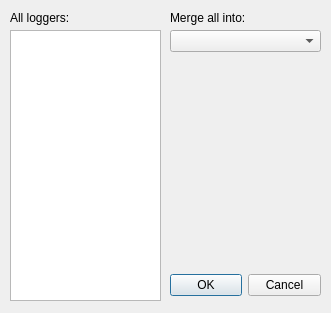
Before: the Qt Designer form cutelog/resources/ui/merge_dialog.ui in busimus/cutelog, drawn with Qt 5.
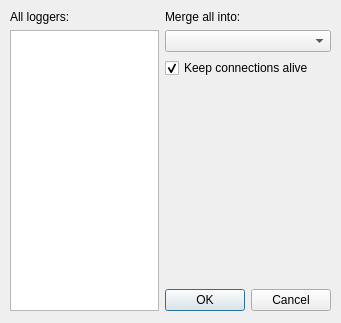
After: the same form once the commit is applied.

Commit message:
Backend rework, can merge live connections
Making the code Not Garbage, one commit at a time.

You can now merge multiple tabs and keep their connections alive.
Also removed a bunch of redundant stuff on the backend and made lots of
things much better. Surely no bugs will come from that?

The edit to the form file:
```diff
--- a/cutelog/resources/ui/merge_dialog.ui
+++ b/cutelog/resources/ui/merge_dialog.ui
@@ -6,80 +6,84 @@
    <rect>
     <x>0</x>
     <y>0</y>
-    <width>331</width>
-    <height>313</height>
+    <width>341</width>
+    <height>323</height>
    </rect>
   </property>
   <property name="windowTitle">
    <string>Dialog</string>
   </property>
-  <widget class="QDialogButtonBox" name="buttonBox">
+  <widget class="QWidget" name="gridLayoutWidget">
    <property name="geometry">
     <rect>
-     <x>170</x>
-     <y>270</y>
-     <width>151</width>
-     <height>31</height>
-    </rect>
-   </property>
-   <property name="orientation">
-    <enum>Qt::Horizontal</enum>
-   </property>
-   <property name="standardButtons">
-    <set>QDialogButtonBox::Cancel|QDialogButtonBox::Ok</set>
-   </property>
-  </widget>
-  <widget class="QListWidget" name="loggerList">
-   <property name="geometry">
-    <rect>
      <x>10</x>
-     <y>30</y>
-     <width>151</width>
-     <height>271</height>
-    </rect>
-   </property>
-   <property name="defaultDropAction">
-    <enum>Qt::IgnoreAction</enum>
-   </property>
-   <property name="selectionMode">
-    <enum>QAbstractItemView::MultiSelection</enum>
-   </property>
-  </widget>
-  <widget class="QLabel" name="label">
-   <property name="geometry">
-    <rect>
-     <x>10</x>
      <y>10</y>
-     <width>71</width>
-     <height>16</height>
+     <width>321</width>
+     <height>301</height>
     </rect>
    </property>
-   <property name="text">
-    <string>All loggers:</string>
-   </property>
-  </widget>
-  <widget class="QComboBox" name="mergeComboBox">
-   <property name="geometry">
-    <rect>
-     <x>170</x>
-     <y>30</y>
-     <width>151</width>
-     <height>22</height>
-    </rect>
-   </property>
-  </widget>
-  <widget class="QLabel" name="label_2">
-   <property name="geometry">
-    <rect>
-     <x>170</x>
-     <y>10</y>
-     <width>131</width>
-     <height>16</height>
-    </rect>
-   </property>
-   <property name="text">
-    <string>Merge all into:</string>
-   </property>
+   <layout class="QGridLayout" name="gridLayout">
+    <item row="0" column="1">
+     <widget class="QLabel" name="label_2">
+      <property name="text">
+       <string>Merge all into:</string>
+      </property>
+     </widget>
+    </item>
+    <item row="3" column="1">
+     <spacer name="verticalSpacer">
+      <property name="orientation">
+       <enum>Qt::Vertical</enum>
+      </property>
+      <property name="sizeHint" stdset="0">
+       <size>
+        <width>20</width>
+        <height>40</height>
+       </size>
+      </property>
+     </spacer>
+    </item>
+    <item row="0" column="0">
+     <widget class="QLabel" name="label">
+      <property name="text">
+       <string>All loggers:</string>
+      </property>
+     </widget>
+    </item>
+    <item row="4" column="1">
+     <widget class="QDialogButtonBox" name="buttonBox">
+      <property name="orientation">
+       <enum>Qt::Horizontal</enum>
+      </property>
+      <property name="standardButtons">
+       <set>QDialogButtonBox::Cancel|QDialogButtonBox::Ok</set>
+      </property>
+     </widget>
+    </item>
+    <item row="1" column="1">
+     <widget class="QComboBox" name="dstComboBox"/>
+    </item>
+    <item row="1" column="0" rowspan="4">
+     <widget class="QListWidget" name="loggerList">
+      <property name="defaultDropAction">
+       <enum>Qt::IgnoreAction</enum>
+      </property>
+      <property name="selectionMode">
+       <enum>QAbstractItemView::MultiSelection</enum>
+      </property>
+     </widget>
+    </item>
+    <item row="2" column="1">
+     <widget class="QCheckBox" name="keepAliveCheckBox">
+      <property name="text">
+       <string>Keep connections alive</string>
+      </property>
+      <property name="checked">
+       <bool>true</bool>
+      </property>
+     </widget>
+    </item>
+   </layout>
   </widget>
  </widget>
  <resources/>
```
Left out of the diff: 16 changed lines with no effect on the pictures. The commit also changes 7 other files.
